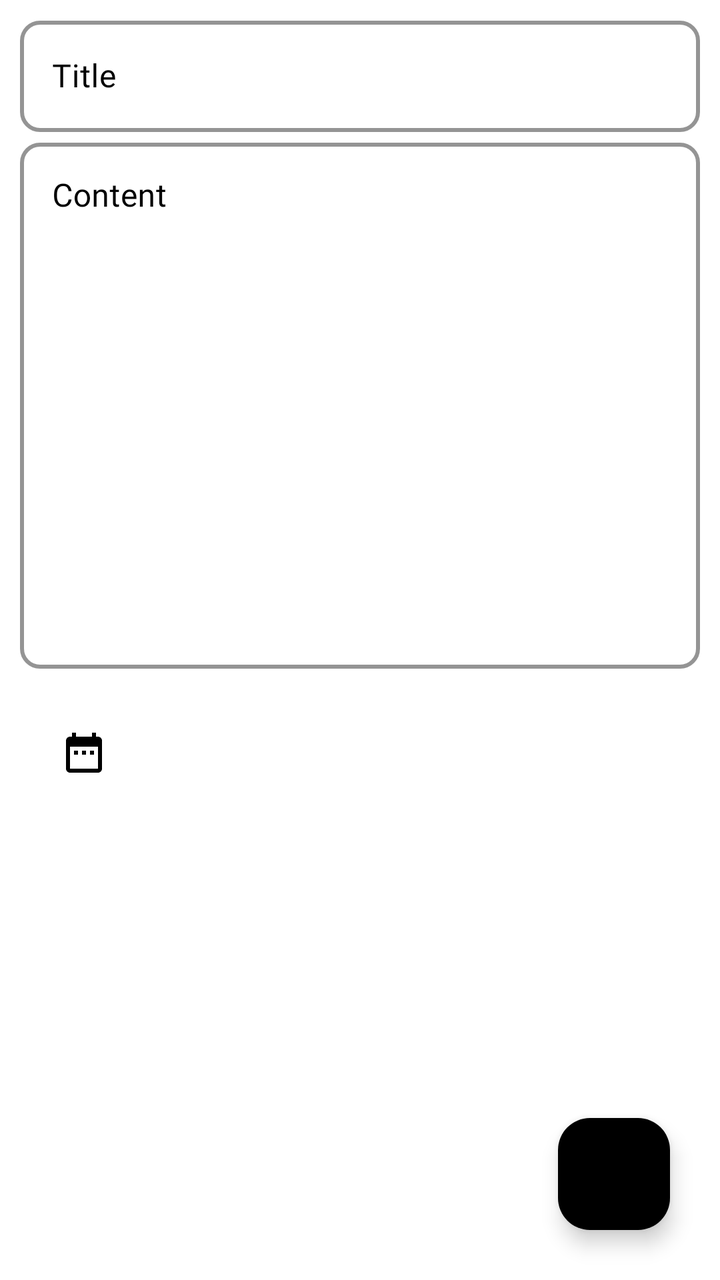
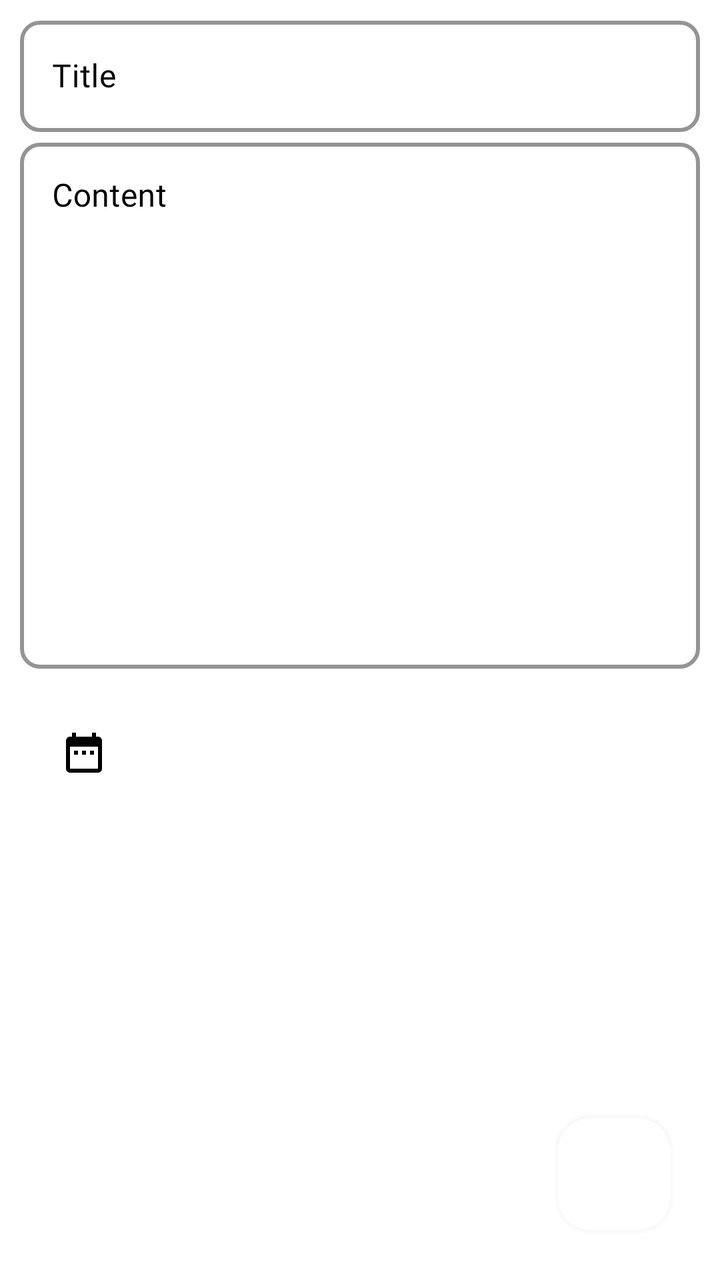

Before-and-after screenshots of an Android layout around one commit, followed by the original layout XML and the change that was made.
<!-- AndroidManifest.xml: application theme Theme.MainApp -->
<!-- res/layout/fragment_add_edit_note.xml -->
<?xml version="1.0" encoding="utf-8"?>
<layout xmlns:android="http://schemas.android.com/apk/res/android"
    xmlns:app="http://schemas.android.com/apk/res-auto"
    xmlns:tools="http://schemas.android.com/tools">

    <androidx.constraintlayout.widget.ConstraintLayout
        android:layout_width="match_parent"
        android:layout_height="match_parent"
        android:background="?colorOnBackground">

        <com.google.android.material.textfield.TextInputLayout
            android:id="@+id/textInputLayout2"
            style="@style/Base.Widget.MaterialComponents.TextInputLayout.style"
            android:layout_width="match_parent"
            android:layout_height="0dp"
            android:layout_marginHorizontal="10dp"
            android:hint="Content"
            android:lines="15"
            android:textAlignment="textStart"
            android:textColor="?colorError"
            android:textColorHint="?colorError"
            app:boxStrokeColor="?colorError"
            app:boxStrokeWidth="2sp"
            app:hintTextColor="?colorError"
            app:layout_constraintTop_toBottomOf="@+id/textInputLayout"
            app:suffixTextColor="?colorError"
            tools:layout_editor_absoluteX="9dp">

            <com.google.android.material.textfield.TextInputEditText
                android:id="@+id/noteContentEditText"
                android:layout_width="match_parent"
                android:layout_height="263dp"
                android:fontFamily="@font/asapcondensed"
                android:gravity="start"
                android:maxLines="15"
                android:textAlignment="textStart"
                android:textColor="?colorError" />

        </com.google.android.material.textfield.TextInputLayout>

        <com.google.android.material.textfield.TextInputLayout
            android:id="@+id/textInputLayout"
            style="@style/Base.Widget.MaterialComponents.TextInputLayout.style"
            android:layout_width="match_parent"
            android:layout_height="wrap_content"
            android:layout_marginHorizontal="10dp"
            android:layout_marginTop="5dp"
            android:hint="Title"
            android:textColor="?colorError"
            android:textColorHint="?colorError"
            app:boxStrokeColor="?colorError"
            app:boxStrokeWidth="2sp"
            app:hintTextColor="?colorError"
            app:layout_constraintTop_toTopOf="parent"
            app:suffixTextColor="?colorError"
            tools:layout_editor_absoluteX="9dp">

            <com.google.android.material.textfield.TextInputEditText
                android:id="@+id/noteTitleEditText"
                android:layout_width="match_parent"
                android:layout_height="wrap_content"
                android:fontFamily="@font/asapcondensed"
                android:textColor="?colorError" />

        </com.google.android.material.textfield.TextInputLayout>

        <ImageView
            android:id="@+id/imageView2"
            android:layout_width="wrap_content"
            android:layout_height="wrap_content"
            android:layout_marginStart="30dp"
            android:layout_marginTop="30dp"
            android:src="@drawable/ic_baseline_date_range_24"
            app:layout_constraintStart_toStartOf="parent"
            app:layout_constraintTop_toBottomOf="@+id/textInputLayout2"
            app:tint="?colorError" />

        <TextView
            android:id="@+id/currentDateNote"
            android:layout_width="wrap_content"
            android:layout_height="wrap_content"
            android:layout_marginStart="5dp"
            android:layout_marginTop="30dp"
            android:fontFamily="@font/asapcondensed"
            android:gravity="start"
            android:textColor="?colorError"
            android:textSize="18sp"
            app:layout_constraintStart_toEndOf="@+id/imageView2"
            app:layout_constraintTop_toBottomOf="@+id/textInputLayout2" />

        <com.google.android.material.floatingactionbutton.FloatingActionButton
            android:id="@+id/noteAddEditFloatBttn"
            android:layout_width="wrap_content"
            android:layout_height="wrap_content"
            android:layout_margin="25dp"
            android:contentDescription="TODO"
            android:foreground="@drawable/check_float_bg"
            android:tint="@null"
            app:backgroundTint="@null"
            app:layout_constraintBottom_toBottomOf="parent"
            app:layout_constraintEnd_toEndOf="parent" />

    </androidx.constraintlayout.widget.ConstraintLayout>

</layout>
<!-- resources referenced by this layout -->
<resources>
  <!-- drawable check_float_bg (drawable) -->
  <?xml version="1.0" encoding="utf-8"?>
  <layer-list xmlns:android="http://schemas.android.com/apk/res/android">
      <item>
          <shape android:shape="oval">
              <solid android:color="?trackColor" />
          </shape>
      </item>
      <item
          android:bottom="15dp"
          android:drawable="@drawable/ic_baseline_check_24"
          android:left="15dp"
          android:right="15dp"
          android:top="15dp" />
  </layer-list>
  <!-- drawable ic_baseline_date_range_24 (drawable) -->
  <vector android:height="24dp" android:tint="#000000"
      android:viewportHeight="24" android:viewportWidth="24"
      android:width="24dp" xmlns:android="http://schemas.android.com/apk/res/android">
      <path android:fillColor="@android:color/black" android:pathData="M9,11L7,11v2h2v-2zM13,11h-2v2h2v-2zM17,11h-2v2h2v-2zM19,4h-1L18,2h-2v2L8,4L8,2L6,2v2L5,4c-1.11,0 -1.99,0.9 -1.99,2L3,20c0,1.1 0.89,2 2,2h14c1.1,0 2,-0.9 2,-2L21,6c0,-1.1 -0.9,-2 -2,-2zM19,20L5,20L5,9h14v11z"/>
  </vector>
  <style name="Base.Widget.MaterialComponents.TextInputLayout.style" parent="Widget.MaterialComponents.TextInputLayout.OutlinedBox">
          <item name="android:textColorHint">#05A1AD</item>
          <item name="boxStrokeColor">#05A1AD</item>
          <item name="colorOnContainer">#05A1AD</item>
          <item name="boxCornerRadiusBottomStart">10dp</item>
          <item name="boxCornerRadiusBottomEnd">10dp</item>
          <item name="boxCornerRadiusTopEnd">10dp</item>
          <item name="boxCornerRadiusTopStart">10dp</item>
      </style>
  <style name="Theme.MainApp" parent="Base.Theme.MainApp" />
  <!-- drawable ic_baseline_check_24 (drawable) -->
  <vector xmlns:android="http://schemas.android.com/apk/res/android"
      android:width="24dp"
      android:height="24dp"
      android:tint="#FFFFFF"
      android:viewportWidth="24"
      android:viewportHeight="24">
      <path
          android:fillColor="@android:color/white"
          android:pathData="M9,16.17L4.83,12l-1.42,1.41L9,19 21,7l-1.41,-1.41z" />
  </vector>
  <style name="Base.Theme.MainApp" parent="Theme.Material3.DayNight">
          
          
          <item name="colorPrimary">@color/colorPrimary</item>
          <item name="colorPrimaryDark">@color/basic_2</item>
          <item name="colorAccent">@color/basic_2</item>
          <item name="color">@color/white</item>
          <item name="background">@color/basic_2</item>
          <item name="tickColor">@color/basic_2</item>
          <item name="trackColor">@color/basic_2</item>
          <item name="colorOnBackground">@color/white</item>
          <item name="colorError">@color/dark</item>
          <item name="colorOnError">@color/basic_2</item>
      </style>
  <color name="colorPrimary">#fff</color>
      //Needed
  <color name="basic_2">#3c415e</color>
  <color name="white">#ffffff</color>
      //Day Theme
  <color name="dark">#000000</color>
</resources>

<!-- the commit's change to res/layout/fragment_add_edit_note.xml (unified diff, before → after) -->
@@ -93,8 +93,10 @@
             android:layout_width="wrap_content"
             android:layout_height="wrap_content"
             android:layout_margin="25dp"
+            android:backgroundTint="?colorOnBackground"
             android:contentDescription="TODO"
             android:foreground="@drawable/check_float_bg"
+            android:outlineSpotShadowColor="@color/white"
             android:tint="@null"
             app:backgroundTint="@null"
             app:layout_constraintBottom_toBottomOf="parent"
<!-- resource entries referenced after the edit -->
@@ -55,6 +55,11 @@
           <item name="colorOnBackground">@color/white</item>
           <item name="colorError">@color/dark</item>
           <item name="colorOnError">@color/basic_2</item>
+  
+          <item name="toolbarStyle">@style/Widget.MyApp.Toolbar</item>
+          <item name="actionBarTheme">@style/ThemeOverlay.MyApp.Toolbar</item>
+          <item name="drawerArrowStyle">@style/Widget.MyApp.DrawerArrowStyle</item>
+          
       </style>
   <color name="colorPrimary">#fff</color>
       //Needed
@@ -62,5 +67,20 @@
   <color name="white">#ffffff</color>
       //Day Theme
   <color name="dark">#000000</color>
+  <style name="Widget.MyApp.Toolbar" parent="Widget.Material3.Toolbar">
+          <item name="android:background">@color/basic_2</item>
+      </style>
+  <style name="ThemeOverlay.MyApp.Toolbar" parent="ThemeOverlay.Material3.ActionBar">
+          <item name="titleTextColor">@color/white</item>
+          <item name="colorOnSurface">@color/white</item>
+          <item name="colorOnSurfaceVariant">@color/white</item>
+          <item name="android:textColorPrimary">@color/white</item>
+          <item name="colorControlNormal">@color/white</item>
+          <item name="editTextColor">@color/white</item>
+          <item name="android:textColorHint">@color/white</item>
+      </style>
+  <style name="Widget.MyApp.DrawerArrowStyle" parent="Widget.AppCompat.DrawerArrowToggle">
+          <item name="color">@color/white</item>
+      </style>
 </resources>
 
